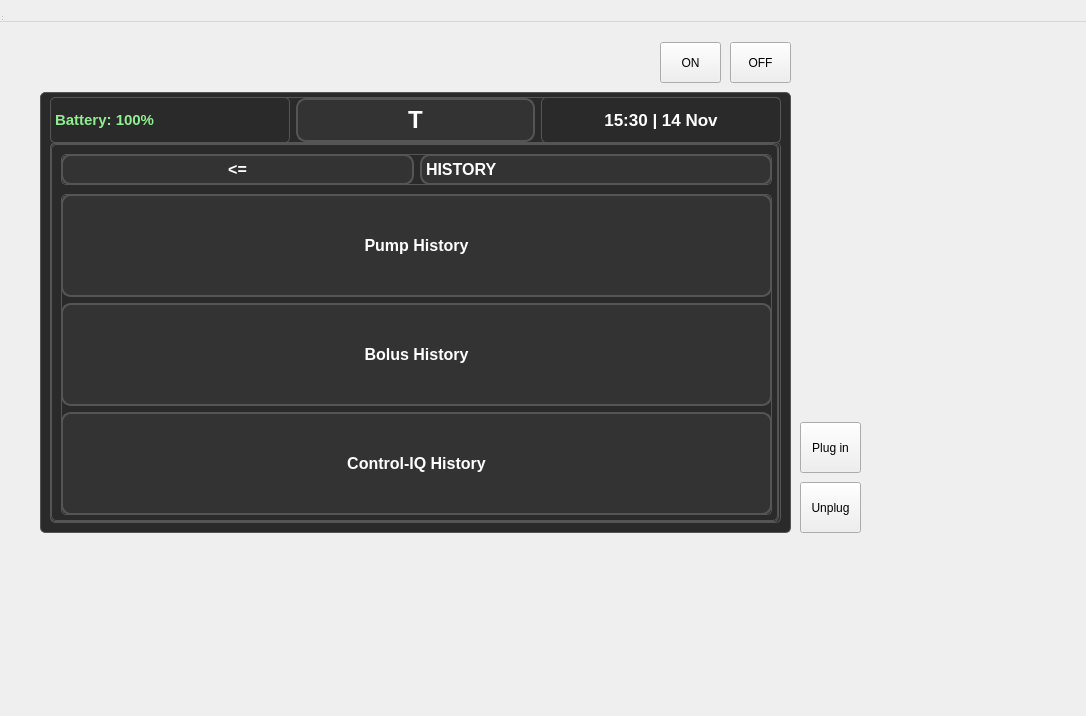
Old version of the form src/optionsmenu.ui in the repository Jelloge/insulin-pump-project.
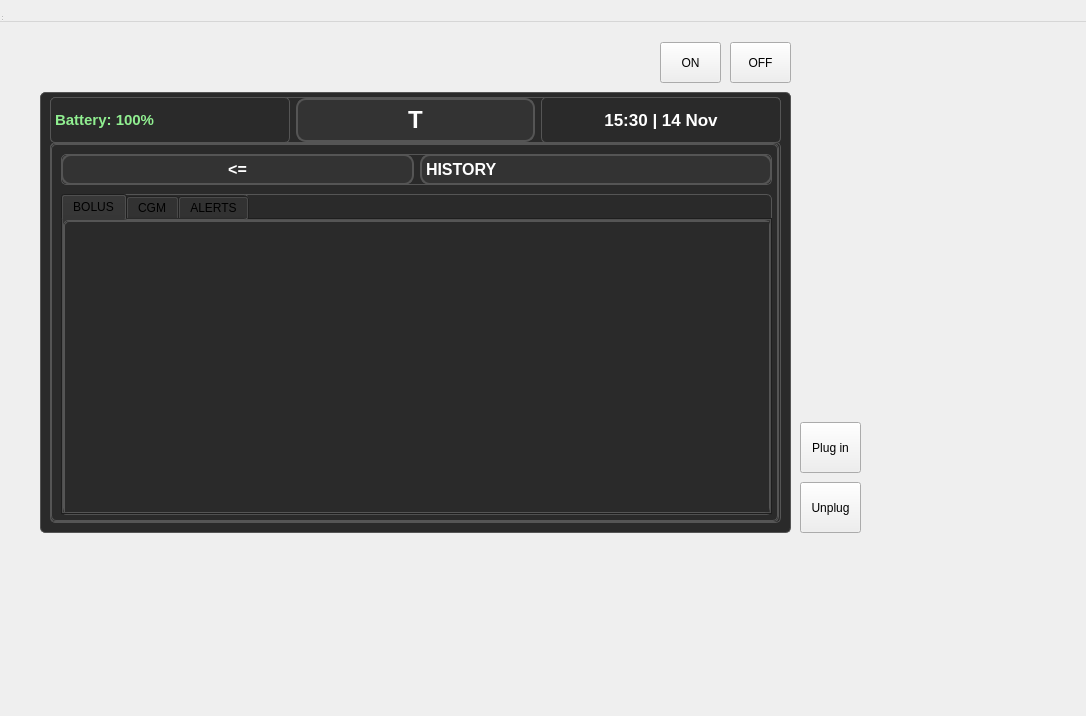
New version of the form. The open tabs and pages were chosen to show the change.

Diff of the .ui file:
```diff
--- a/src/optionsmenu.ui
+++ b/src/optionsmenu.ui
@@ -1486,87 +1486,61 @@
           </property>
           <layout class="QVBoxLayout" name="verticalLayout_10">
            <item>
-            <widget class="QPushButton" name="pumpHistoryButton">
-             <property name="sizePolicy">
-              <sizepolicy hsizetype="Minimum" vsizetype="Minimum">
-               <horstretch>0</horstretch>
-               <verstretch>0</verstretch>
-              </sizepolicy>
+            <widget class="QTabWidget" name="tabWidget">
+             <property name="currentIndex">
+              <number>0</number>
              </property>
-             <property name="minimumSize">
-              <size>
-               <width>0</width>
-               <height>75</height>
-              </size>
-             </property>
-             <property name="styleSheet">
-              <string notr="true">QPushButton {
-    font: bold 12pt;
-    background-color: #333;
-    color: white;
-    border-radius: 10px;
-    border: 2px solid #555;
-}</string>
-             </property>
-             <property name="text">
-              <string>Pump History</string>
-             </property>
-            </widget>
-           </item>
-           <item>
-            <widget class="QPushButton" name="bolusHistoryButton">
-             <property name="sizePolicy">
-              <sizepolicy hsizetype="Minimum" vsizetype="Minimum">
-               <horstretch>0</horstretch>
-               <verstretch>0</verstretch>
-              </sizepolicy>
-             </property>
-             <property name="minimumSize">
-              <size>
-               <width>0</width>
-               <height>75</height>
-              </size>
-             </property>
-             <property name="styleSheet">
-              <string notr="true">QPushButton {
-    font: bold 12pt;
-    background-color: #333;
-    color: white;
-    border-radius: 10px;
-    border: 2px solid #555;
-}</string>
-             </property>
-             <property name="text">
-              <string>Bolus History</string>
-             </property>
-            </widget>
-           </item>
-           <item>
-            <widget class="QPushButton" name="controlIQHistoryButton">
-             <property name="sizePolicy">
-              <sizepolicy hsizetype="Minimum" vsizetype="Minimum">
-               <horstretch>0</horstretch>
-               <verstretch>0</verstretch>
-              </sizepolicy>
-             </property>
-             <property name="minimumSize">
-              <size>
-               <width>0</width>
-               <height>75</height>
-              </size>
-             </property>
-             <property name="styleSheet">
-              <string notr="true">QPushButton {
-    font: bold 12pt;
-    background-color: #333;
-    color: white;
-    border-radius: 10px;
-    border: 2px solid #555;
-}</string>
-             </property>
-             <property name="text">
-              <string>Control-IQ History</string>
-             </property>
+             <widget class="QWidget" name="bolusTab">
+              <attribute name="title">
+               <string>BOLUS</string>
+              </attribute>
+              <widget class="QTableView" name="bolusTable">
+               <property name="geometry">
+                <rect>
+                 <x>0</x>
+                 <y>0</y>
+                 <width>721</width>
+                 <height>301</height>
+                </rect>
+               </property>
+               <property name="minimumSize">
+                <size>
+                 <width>0</width>
+                 <height>301</height>
+                </size>
+               </property>
+              </widget>
+             </widget>
+             <widget class="QWidget" name="cgmTab">
+              <attribute name="title">
+               <string>CGM</string>
+              </attribute>
+              <widget class="QTableView" name="cgmTable">
+               <property name="geometry">
+                <rect>
+                 <x>0</x>
+                 <y>0</y>
+                 <width>721</width>
+                 <height>301</height>
+                </rect>
+               </property>
+              </widget>
+             </widget>
+             <widget class="QWidget" name="alertsTab">
+              <attribute name="title">
+               <string>ALERTS</string>
+              </attribute>
+              <widget class="QTableView" name="alertTable">
+               <property name="geometry">
+                <rect>
+                 <x>0</x>
+                 <y>0</y>
+                 <width>731</width>
+                 <height>301</height>
+                </rect>
+               </property>
+              </widget>
+             </widget>
             </widget>
            </item>
           </layout>
```
Left out of the diff: 26 changed lines with no effect on the pictures.
